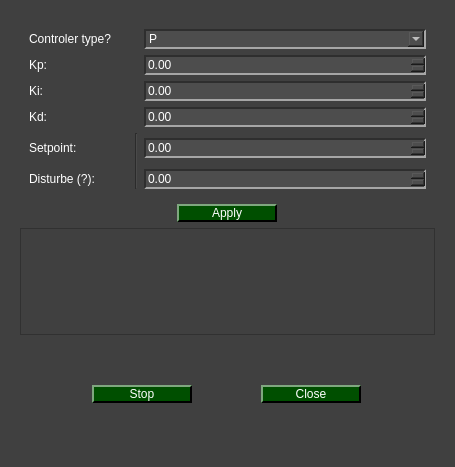
Old version of the form pydaq/uis/PyDAQ_pid_control_window_dialog.ui in the repository CayoRw/pydaq.
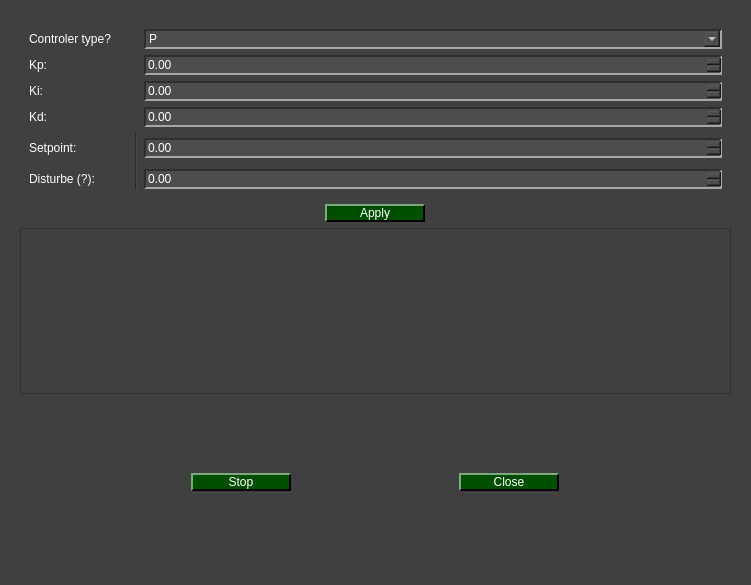
New version of the form. Icons and pictures are not drawn.

Commit message: working on PID Control animation design

```diff
--- a/pydaq/uis/PyDAQ_pid_control_window_dialog.ui
+++ b/pydaq/uis/PyDAQ_pid_control_window_dialog.ui
@@ -6,8 +6,8 @@
    <rect>
     <x>0</x>
     <y>0</y>
-    <width>455</width>
-    <height>467</height>
+    <width>751</width>
+    <height>585</height>
    </rect>
   </property>
   <property name="windowTitle">
@@ -495,6 +495,12 @@
         <layout class="QVBoxLayout" name="verticalLayout_2">
          <item>
           <widget class="QWidget" name="widget_image" native="true">
+           <property name="minimumSize">
+            <size>
+             <width>0</width>
+             <height>133</height>
+            </size>
+           </property>
            <layout class="QHBoxLayout" name="image_layout"/>
           </widget>
          </item>
```
Left out of the diff: 17 changed lines with no effect on the pictures. The commit also changes 8 other files.
